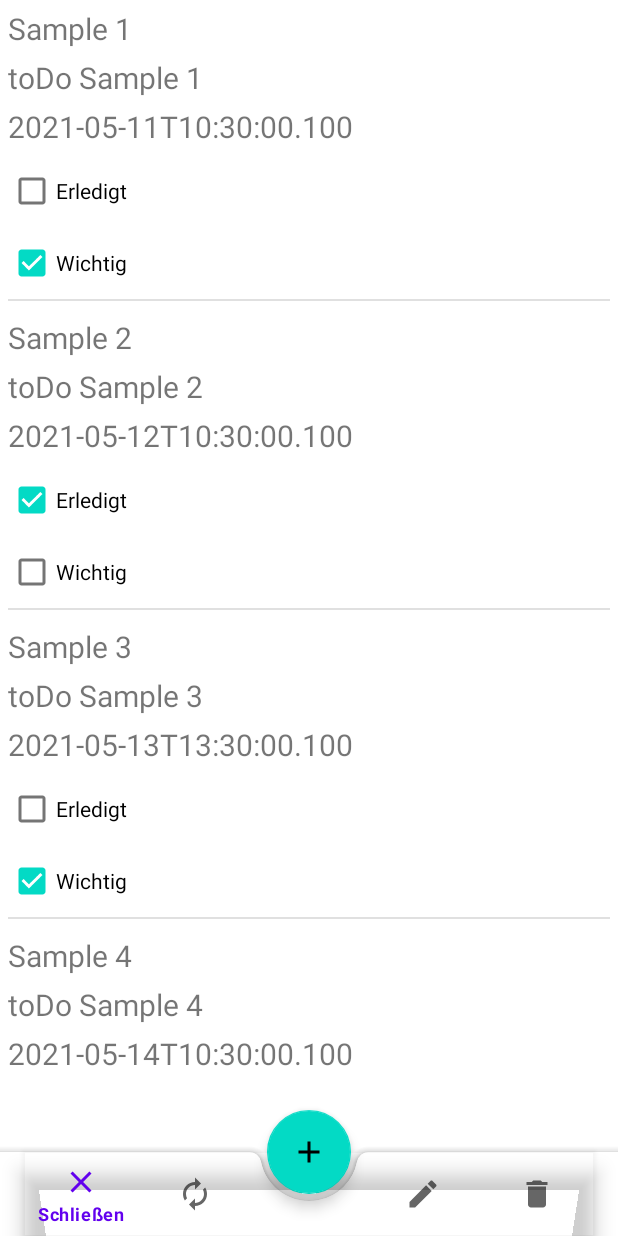
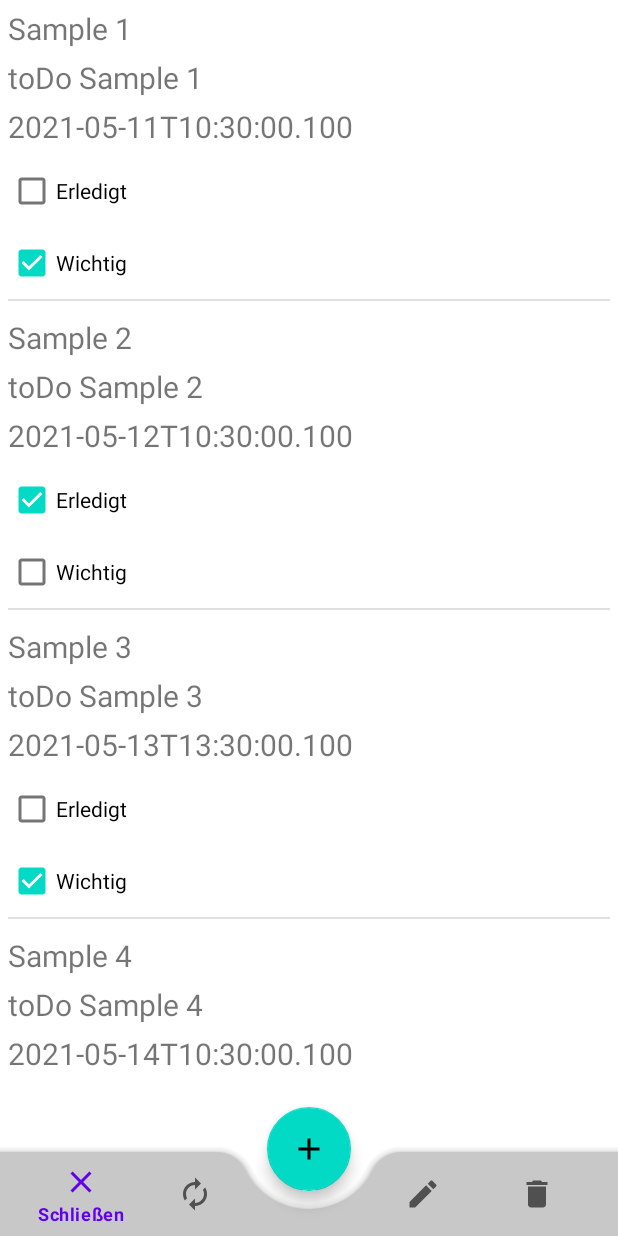
Before and after one commit to ChristianKitte/Yatol, an Android app: the screen it shows after launch (MainActivity), on a phone screen of 412 x 824 dp. Run offline under Robolectric (Android 15) with nearby library versions, the phone set to English and light mode, and no system bars; our stand-ins replace Room's generated code.

Commit message:
FAB und NavBar Bottom hinzugefügt. ContentFrame entfernt

```diff
--- a/app/build.gradle
+++ b/app/build.gradle
@@ -47,14 +47,16 @@ dependencies {
     implementation 'androidx.core:core-ktx:1.3.2'
     implementation 'androidx.appcompat:appcompat:1.2.0'
     implementation 'androidx.constraintlayout:constraintlayout:2.0.4'
-    implementation 'androidx.navigation:navigation-fragment-ktx:2.3.5'
-    implementation 'androidx.navigation:navigation-ui-ktx:2.3.5'
     implementation 'androidx.legacy:legacy-support-v4:1.0.0'
     implementation 'androidx.annotation:annotation:1.2.0'
     implementation 'androidx.lifecycle:lifecycle-livedata-ktx:2.3.1'
     testImplementation 'junit:junit:4.13.2'
     androidTestImplementation 'androidx.test.ext:junit:1.1.2'
     androidTestImplementation 'androidx.test.espresso:espresso-core:3.3.0'
+
+    // Navigation
+    implementation 'androidx.navigation:navigation-fragment-ktx:2.3.5'
+    implementation 'androidx.navigation:navigation-ui-ktx:2.3.5'
 
     // Material Design
     implementation 'com.google.android.material:material:1.3.0'
--- a/app/src/main/java/de/ckitte/myapplication/startup/MainActivity.kt
+++ b/app/src/main/java/de/ckitte/myapplication/startup/MainActivity.kt
@@ -1,24 +1,36 @@
 package de.ckitte.myapplication.startup
 
+import android.content.Context
 import android.os.Bundle
-import android.view.Menu
-import android.view.MenuInflater
-import android.view.MenuItem
+import android.renderscript.ScriptGroup
+import android.util.AttributeSet
+import android.view.*
 import android.widget.Toast
+import androidx.annotation.ContentView
 import androidx.appcompat.app.AppCompatActivity
+import com.google.android.material.bottomnavigation.BottomNavigationView
 import de.ckitte.myapplication.R
 import de.ckitte.myapplication.database.ToDoDatabase
 import de.ckitte.myapplication.database.daos.ToDoDao
 import de.ckitte.myapplication.database.repository.ToDoRepository
+import de.ckitte.myapplication.databinding.ActivityMainBinding
 import kotlinx.coroutines.CoroutineScope
 import kotlinx.coroutines.GlobalScope
 import kotlinx.coroutines.SupervisorJob
 import kotlinx.coroutines.launch
 
 class MainActivity : AppCompatActivity() {
+    private lateinit var _binding: ActivityMainBinding
+    //R.layout.activity_main
+
     override fun onCreate(savedInstanceState: Bundle?) {
         super.onCreate(savedInstanceState)
-        setContentView(R.layout.activity_main)
+
+        _binding = ActivityMainBinding.inflate(layoutInflater)
+        val view = _binding.root
+        setContentView(view)
+
+        _binding.menuBottomNavigation.menu.getItem(2).isEnabled = false
 
         val applicationScope = CoroutineScope(SupervisorJob())
         val db: ToDoDao = ToDoDatabase.getInstance(this, applicationScope).toToDao
--- a/app/src/main/java/de/ckitte/myapplication/surface/ToDoList.kt
+++ b/app/src/main/java/de/ckitte/myapplication/surface/ToDoList.kt
@@ -29,11 +29,6 @@ class ToDoList : Fragment(R.layout.fragment_todo_list) {
         val toDoRepository = dao?.let { ToDoRepository(it) }
         this.viewModel = toDoRepository?.let { ToDoListModel(it) }!!
 
-        // Wenn im Konstruktor nichts weiter angegeben ist:
-        // _binding = FragmentTodoListBinding.inflate(inflater, container, false)
-        // Wenn R.layout.fragment_todo_list im Konstruktor übergeben
-        // wird, ist der folgende Code mögliche:
-
         val _binding = FragmentTodoListBinding.bind(view)
         val toDoListViewAdapter = ToDoListViewAdapter()
 
--- a/app/src/main/res/layout/activity_main.xml
+++ b/app/src/main/res/layout/activity_main.xml
@@ -1,9 +1,61 @@
 <?xml version="1.0" encoding="utf-8"?>
 <androidx.constraintlayout.widget.ConstraintLayout xmlns:android="http://schemas.android.com/apk/res/android"
+    xmlns:app="http://schemas.android.com/apk/res-auto"
     xmlns:tools="http://schemas.android.com/tools"
+    android:id="@+id/activityLayout"
     android:layout_width="match_parent"
     android:layout_height="match_parent"
     tools:context=".startup.MainActivity">
 
-    <include layout="@layout/fragment_content" />
+    <fragment
+        android:id="@+id/fragment"
+        android:name="androidx.navigation.fragment.NavHostFragment"
+        android:layout_width="match_parent"
+        android:layout_height="0dp"
+        app:defaultNavHost="true"
+        app:layout_constraintBottom_toTopOf="@+id/coordinatorLayout"
+        app:layout_constraintStart_toStartOf="parent"
+        app:layout_constraintTop_toTopOf="parent"
+        app:navGraph="@navigation/navigation_main" />
+
+    <androidx.coordinatorlayout.widget.CoordinatorLayout
+        android:id="@+id/coordinatorLayout"
+        android:layout_width="match_parent"
+        android:layout_height="100dp"
+        app:layout_constraintBottom_toBottomOf="parent"
+        app:layout_constraintEnd_toEndOf="parent"
+        app:layout_constraintStart_toStartOf="parent">
+
+        <com.google.android.material.floatingactionbutton.FloatingActionButton
+            android:id="@+id/fab"
+            android:layout_width="wrap_content"
+            android:layout_height="wrap_content"
+            android:layout_gravity="bottom|center"
+            android:layout_marginBottom="20dp"
+            android:src="@drawable/ic_add"
+            app:layout_anchor="@+id/bottomAppBar"
+            tools:ignore="ContentDescription" />
+
+        <com.google.android.material.bottomappbar.BottomAppBar
+            android:id="@+id/bottomAppBar"
+            android:layout_width="match_parent"
+            android:layout_height="wrap_content"
+            android:layout_gravity="bottom"
+            android:backgroundTint="@color/cardview_shadow_start_color"
+            app:fabCradleMargin="20dp"
+            app:fabCradleRoundedCornerRadius="20dp"
+            app:fabCradleVerticalOffset="10dp">
+
+            <com.google.android.material.bottomnavigation.BottomNavigationView
+                android:id="@+id/menu_bottom_navigation"
+                android:layout_width="match_parent"
+                android:layout_height="wrap_content"
+                android:layout_gravity="bottom"
+                android:layout_marginEnd="16dp"
+                android:background="@android:drawable/menuitem_background"
+                app:menu="@menu/menu_bottom" />
+        </com.google.android.material.bottomappbar.BottomAppBar>
+
+    </androidx.coordinatorlayout.widget.CoordinatorLayout>
+
 </androidx.constraintlayout.widget.ConstraintLayout>
--- a/app/src/main/res/layout/fragment_content.xml
+++ /dev/null
@@ -1,46 +0,0 @@
-<?xml version="1.0" encoding="utf-8"?>
-<androidx.coordinatorlayout.widget.CoordinatorLayout xmlns:android="http://schemas.android.com/apk/res/android"
-    xmlns:app="http://schemas.android.com/apk/res-auto"
-    android:id="@+id/content_fragment"
-    android:layout_width="match_parent"
-    android:layout_height="match_parent">
-
-    <fragment
-        android:id="@+id/fragment"
-        android:name="androidx.navigation.fragment.NavHostFragment"
-        android:layout_width="match_parent"
-        android:layout_height="match_parent"
-        android:layout_marginBottom="100sp"
-        app:defaultNavHost="true"
-        app:layout_constraintBottom_toBottomOf="parent"
-        app:layout_constraintEnd_toEndOf="parent"
-        app:layout_constraintHorizontal_bias="1.0"
-        app:layout_constraintStart_toStartOf="parent"
-        app:layout_constraintTop_toTopOf="parent"
-        app:layout_constraintVertical_bias="1.0"
-        app:navGraph="@navigation/navigation_main" />
-
-    <com.google.android.material.bottomappbar.BottomAppBar
-        android:id="@+id/menu_bottom"
-        android:layout_width="match_parent"
-        android:layout_height="wrap_content"
-        android:layout_gravity="bottom">
-
-        <com.google.android.material.bottomnavigation.BottomNavigationView
-            android:id="@+id/menu_bottom_navigation"
-            android:layout_width="match_parent"
-            android:layout_height="match_parent"
-            android:layout_marginEnd="16dp"
-            android:background="@android:color/transparent"
-            app:menu="@menu/menu_bottom" />
-
-    </com.google.android.material.bottomappbar.BottomAppBar>
-
-    <com.google.android.material.floatingactionbutton.FloatingActionButton
-        android:id="@+id/fab"
-        android:layout_width="wrap_content"
-        android:layout_height="wrap_content"
-        android:src="@drawable/ic_add"
-        app:layout_anchor="@id/menu_bottom" />
-
-</androidx.coordinatorlayout.widget.CoordinatorLayout>
```
